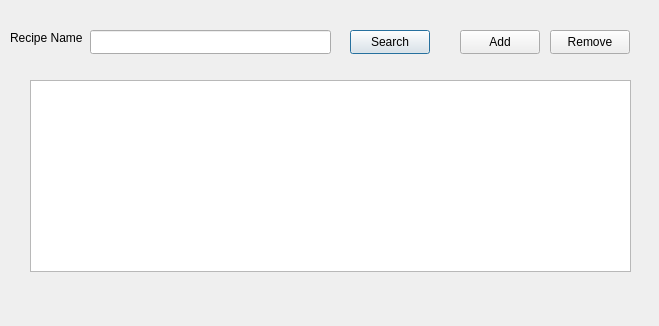
First picture: the form in recipe.ui, repository khooinguyeen/FoodManagementSystem, before the edit.
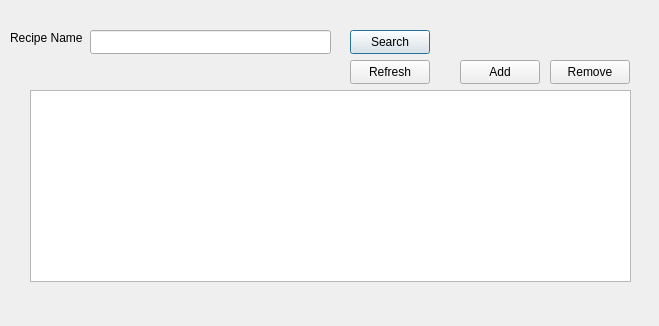
Second picture: the form after the edit.

Commit message: fix: fixed refresh bug in Ingredient and Recipe

The edit to the form file:
```diff
--- a/recipe.ui
+++ b/recipe.ui
@@ -43,7 +43,7 @@
    <property name="geometry">
     <rect>
      <x>460</x>
-     <y>30</y>
+     <y>60</y>
      <width>80</width>
      <height>24</height>
     </rect>
@@ -56,7 +56,7 @@
    <property name="geometry">
     <rect>
      <x>550</x>
-     <y>30</y>
+     <y>60</y>
      <width>80</width>
      <height>24</height>
     </rect>
@@ -69,7 +69,7 @@
    <property name="geometry">
     <rect>
      <x>30</x>
-     <y>80</y>
+     <y>90</y>
      <width>601</width>
      <height>192</height>
     </rect>
@@ -85,6 +85,19 @@
     </rect>
    </property>
   </widget>
+  <widget class="QPushButton" name="btnRefresh">
+   <property name="geometry">
+    <rect>
+     <x>350</x>
+     <y>60</y>
+     <width>80</width>
+     <height>24</height>
+    </rect>
+   </property>
+   <property name="text">
+    <string>Refresh</string>
+   </property>
+  </widget>
  </widget>
  <resources/>
  <connections/>
```
The commit also changes 14 other files.
